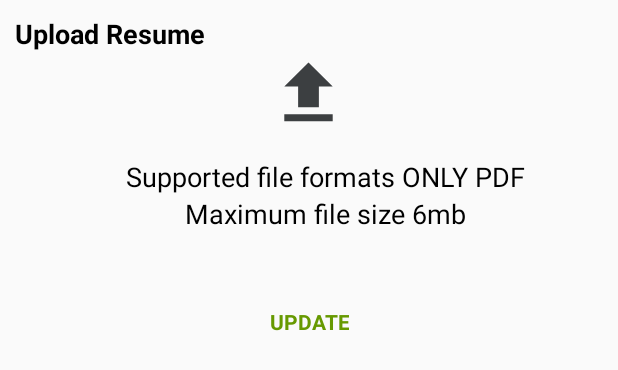
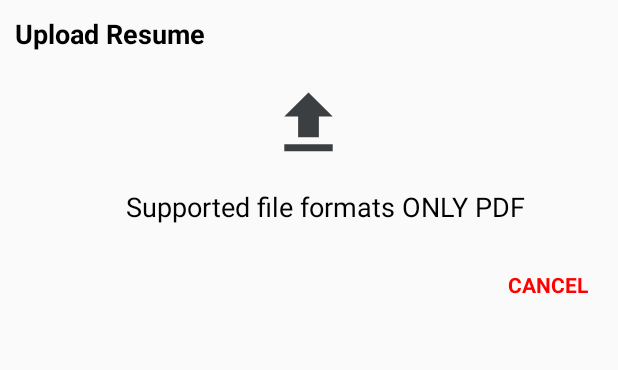
Before and after one commit to stevenjosh011000/LJobs, an Android app: the layout dialog_resume_upload.xml on its own in the app's theme, with its tools: preview values and no code run, on a phone screen of 412 x 824 dp. Shown: the top 370 px of the screen. Run offline under Robolectric (Android 15) with nearby library versions, the phone set to English and light mode, and no system bars.

Commit message:
11-09-2022

```diff
--- a/app/src/main/java/com/example/ljobs/LoginActivity.kt
+++ b/app/src/main/java/com/example/ljobs/LoginActivity.kt
@@ -44,7 +44,7 @@ class LoginActivity : AppCompatActivity() {
             userDao.fetchUserByEmail(email).collect{
                 if (it!=null){
                     if(it.password == md5(binding.passwordLg.text.toString())){
-                        session.createLoginSession(it.id.toString(),it.email!!,it.password)
+                        session.createLoginSession(it.id.toString(),it.email!!,it.password,it.resume!!,it.resumeName!!)
                         val intent = Intent(this@LoginActivity,HomeActivity::class.java)
                         intent.addFlags(Intent.FLAG_ACTIVITY_CLEAR_TOP or Intent.FLAG_ACTIVITY_CLEAR_TASK or Intent.FLAG_ACTIVITY_NEW_TASK)
                         startActivity(intent)
--- a/app/src/main/java/com/example/ljobs/UserDao.kt
+++ b/app/src/main/java/com/example/ljobs/UserDao.kt
@@ -26,4 +26,8 @@ interface UserDao {
 
     @Query("SELECT EXISTS(SELECT * FROM `user-table` WHERE email = :email)")
     fun isEmailExist(email: String ) : Boolean
+
+    @Query("UPDATE `user-table` SET resume = :resume,resumeName = :resumeName WHERE id =:id")
+    fun update(resume: String?,resumeName:String?, id: Int)
+
 }
--- a/app/src/main/java/com/example/ljobs/UserDatabase.kt
+++ b/app/src/main/java/com/example/ljobs/UserDatabase.kt
@@ -6,7 +6,7 @@ import androidx.room.Room
 import androidx.room.RoomDatabase
 
 
-@Database(entities = [UserEntity::class], version = 5)
+@Database(entities = [UserEntity::class], version = 6)
 abstract class UserDatabase : RoomDatabase() {
     abstract fun userDao():UserDao
 
--- a/app/src/main/java/com/example/ljobs/UserEntity.kt
+++ b/app/src/main/java/com/example/ljobs/UserEntity.kt
@@ -19,6 +19,8 @@ data class UserEntity (
     val phoneNum : String? = null,
     @ColumnInfo(name = "Resume")
     val resume : String? = null,
+    @ColumnInfo(name = "ResumeName")
+    val resumeName : String? = null,
     @ColumnInfo(name = "Role")
     val role : String? = "1",
 
--- a/app/src/main/res/layout/dialog_profile_update.xml
+++ b/app/src/main/res/layout/dialog_profile_update.xml
@@ -162,7 +162,7 @@
             android:gravity="center"
             android:padding="10dp"
             android:text="UPDATE"
-            android:textColor="@android:color/holo_red_dark"
+            android:textColor="@android:color/holo_green_dark"
             android:textStyle="bold"/>
         <TextView
             android:id="@+id/tvCancel"
@@ -173,7 +173,7 @@
             android:inputType="textEmailAddress"
             android:padding="10dp"
             android:text="CANCEL"
-            android:textColor="@android:color/black"
+            android:textColor="@color/red"
             android:textStyle="bold"/>
 
     </LinearLayout>
--- a/app/src/main/res/layout/dialog_resume_upload.xml
+++ b/app/src/main/res/layout/dialog_resume_upload.xml
@@ -21,12 +21,14 @@
 
     <ImageView
         android:id="@+id/chooseResumePdf"
+        android:layout_marginTop="20dp"
         android:layout_width="55dp"
         android:layout_height="55dp"
         android:layout_gravity="center"
         android:src="@drawable/ic_baseline_file_upload_24"/>
 
     <TextView
+        android:id="@+id/chooseResumeTv"
         android:layout_marginTop="15dp"
         android:layout_width="wrap_content"
         android:layout_height="wrap_content"
@@ -36,27 +38,37 @@
         android:textSize="18sp"
         android:layout_marginLeft="11dp" />
 
-    <TextView
-        android:layout_width="wrap_content"
+    <LinearLayout
+        android:layout_width="match_parent"
         android:layout_height="wrap_content"
-        android:text="Maximum file size 6mb"
-        android:textColor="@color/black"
-        android:layout_gravity="center"
-        android:textSize="18sp"
-        android:layout_marginLeft="11dp" />
+        android:layout_marginTop="20dp"
+        android:gravity="end"
+        android:orientation="horizontal">
 
     <TextView
-        android:layout_marginTop="40dp"
         android:id="@+id/tvUpdate"
         android:layout_width="wrap_content"
         android:layout_height="match_parent"
         android:foreground="?attr/selectableItemBackground"
-        android:gravity="center"
-        android:layout_gravity="center"
         android:padding="10dp"
         android:text="UPDATE"
+        android:visibility="gone"
         android:textColor="@android:color/holo_green_dark"
         android:textStyle="bold"/>
+
+    <TextView
+        android:id="@+id/tvCancel"
+        android:layout_width="wrap_content"
+        android:layout_height="match_parent"
+        android:foreground="?attr/selectableItemBackground"
+        android:gravity="center"
+        android:inputType="textEmailAddress"
+        android:padding="10dp"
+        android:text="CANCEL"
+        android:textColor="@color/red"
+        android:textStyle="bold"/>
+
+    </LinearLayout>
 
 
 
--- a/app/src/main/res/values/colors.xml
+++ b/app/src/main/res/values/colors.xml
@@ -11,4 +11,5 @@
     <color name="red">#ff0000</color>
     <color name="gray">#dfdfdf</color>
     <color name="dark_gray">#A9A9A9</color>
+    <color name="light_blue">#6495ED</color>
 </resources>
```
Also changed, not shown: app/src/main/java/com/example/ljobs/Session/LoginPref.kt (+16 -1 lines), app/src/main/java/com/example/ljobs/fragments/ProfileFragment.kt (+134 -71 lines), app/src/main/res/drawable/buttonradius.xml (added, +21 -0 lines), app/src/main/res/layout/fragment_profile.xml (+27 -9 lines).
